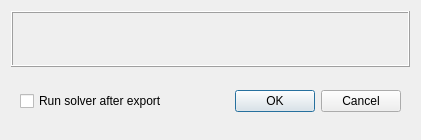
This is src/foammesh/view/export/export_dialog.ui in TheErevnaa/FoamMesh as Qt 5 draws it before an edit. The edited form follows.
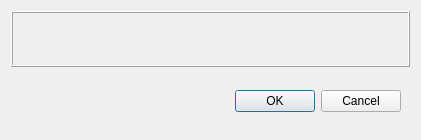
This is the edited form.

Diff of the .ui file:
```diff
--- a/src/foammesh/view/export/export_dialog.ui
+++ b/src/foammesh/view/export/export_dialog.ui
@@ -30,13 +30,6 @@
    <item>
     <widget class="QWidget" name="widget_2" native="true">
      <layout class="QHBoxLayout" name="horizontalLayout_6">
-      <item>
-       <widget class="QCheckBox" name="run">
-        <property name="text">
-         <string>Run solver after export</string>
-        </property>
-       </widget>
-      </item>
       <item>
        <spacer name="horizontalSpacer">
         <property name="orientation">
```
Left out of the diff: 2 changed lines with no effect on the pictures.
